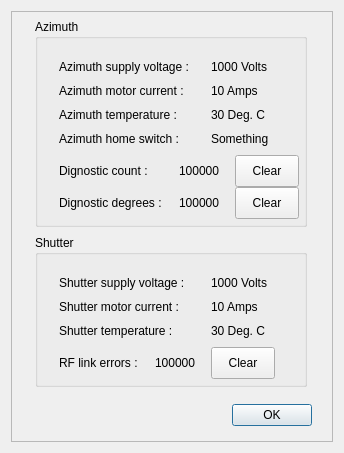
The window that DomeProDiag.ui (rpineau/DomePro) describes before a commit, drawn with Qt 5.
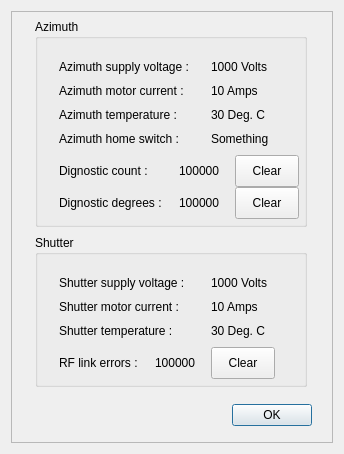
The same window after the commit. Custom widgets are drawn as their Qt base class.

Commit message: Partly implemented the UI.

Patch:
```diff
--- a/DomeProDiag.ui
+++ b/DomeProDiag.ui
@@ -7,19 +7,19 @@
     <x>0</x>
     <y>0</y>
     <width>344</width>
-    <height>453</height>
+    <height>454</height>
    </rect>
   </property>
   <property name="minimumSize">
    <size>
     <width>344</width>
-    <height>442</height>
+    <height>454</height>
    </size>
   </property>
   <property name="maximumSize">
    <size>
-    <width>9999</width>
-    <height>9999</height>
+    <width>344</width>
+    <height>454</height>
    </size>
   </property>
   <property name="windowTitle">
@@ -36,8 +36,8 @@
      </property>
      <property name="maximumSize">
       <size>
-       <width>1024</width>
-       <height>768</height>
+       <width>9999</width>
+       <height>9999</height>
       </size>
      </property>
      <property name="frameShape">
```
The commit also changes 7 other files.
